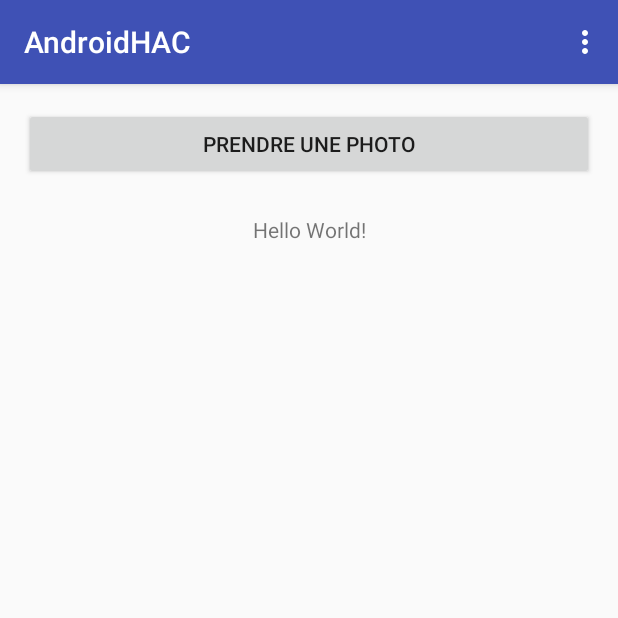
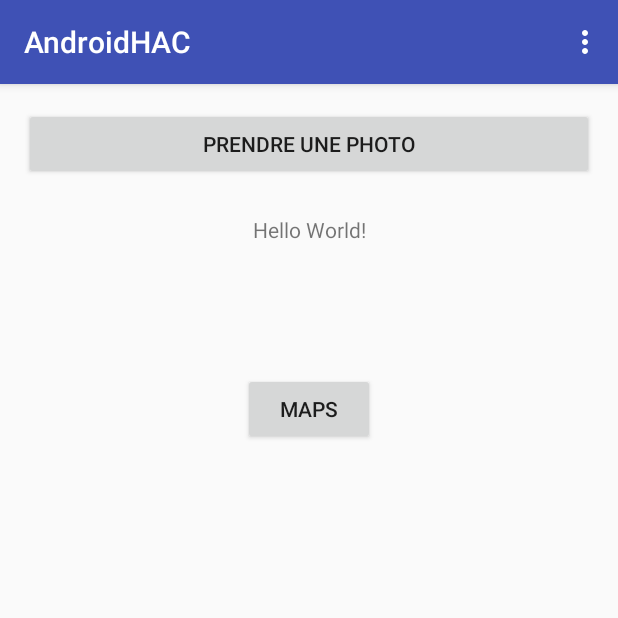
Before and after one commit to Oxynos/AndroidHAC, an Android app: the screen it shows after launch (MainActivity), on a phone screen of 412 x 824 dp, the top half of it. Run offline under Robolectric (Android 15) with nearby library versions, the phone set to English and light mode, and no system bars.

Commit message:
Affichage d'une Map via une nouvelle Activity

```diff
--- a/app/build.gradle
+++ b/app/build.gradle
@@ -24,4 +24,5 @@ dependencies {
     testCompile 'junit:junit:4.12'
     compile 'com.android.support:appcompat-v7:23.1.1'
     compile 'com.android.support:design:23.1.1'
+    compile 'com.google.android.gms:play-services:8.3.0'
 }
--- a/app/src/main/java/com/m2dl/androidhac/MainActivity.java
+++ b/app/src/main/java/com/m2dl/androidhac/MainActivity.java
@@ -146,4 +146,9 @@ public class MainActivity extends AppCompatActivity {
 
         return super.onOptionsItemSelected(item);
     }
+
+    public void launchMapsActivity(View view) {
+        Intent intent = new Intent(this, MapsActivity.class);
+        startActivity(intent);
+    }
 }
--- a/app/src/main/res/layout/content_main.xml
+++ b/app/src/main/res/layout/content_main.xml
@@ -46,4 +46,14 @@
         android:layout_alignParentStart="true"
         android:layout_alignParentRight="true"
         android:layout_alignParentEnd="true" />
+
+    <Button
+        android:layout_width="wrap_content"
+        android:layout_height="wrap_content"
+        android:text="Maps"
+        android:id="@+id/mapButton"
+        android:layout_below="@+id/ivPhoto"
+        android:layout_centerHorizontal="true"
+        android:layout_marginTop="86dp"
+        android:onClick="launchMapsActivity"/>
 </RelativeLayout>
--- a/app/src/main/res/values/strings.xml
+++ b/app/src/main/res/values/strings.xml
@@ -7,4 +7,5 @@
     <string name="btnIntendV">Take Video</string>
     <string name="cannot">Cannot</string>
     <string name="album_name">CameraSample</string>
+    <string name="title_activity_maps">Map</string>
 </resources>
```
Also changed, not shown: app/src/debug/res/values/google_maps_api.xml (added, +21 -0 lines), app/src/main/AndroidManifest.xml (+20 -5 lines), app/src/main/java/com/m2dl/androidhac/MapsActivity.java (added, +46 -0 lines), app/src/main/res/layout/activity_maps.xml (added, +8 -0 lines).
